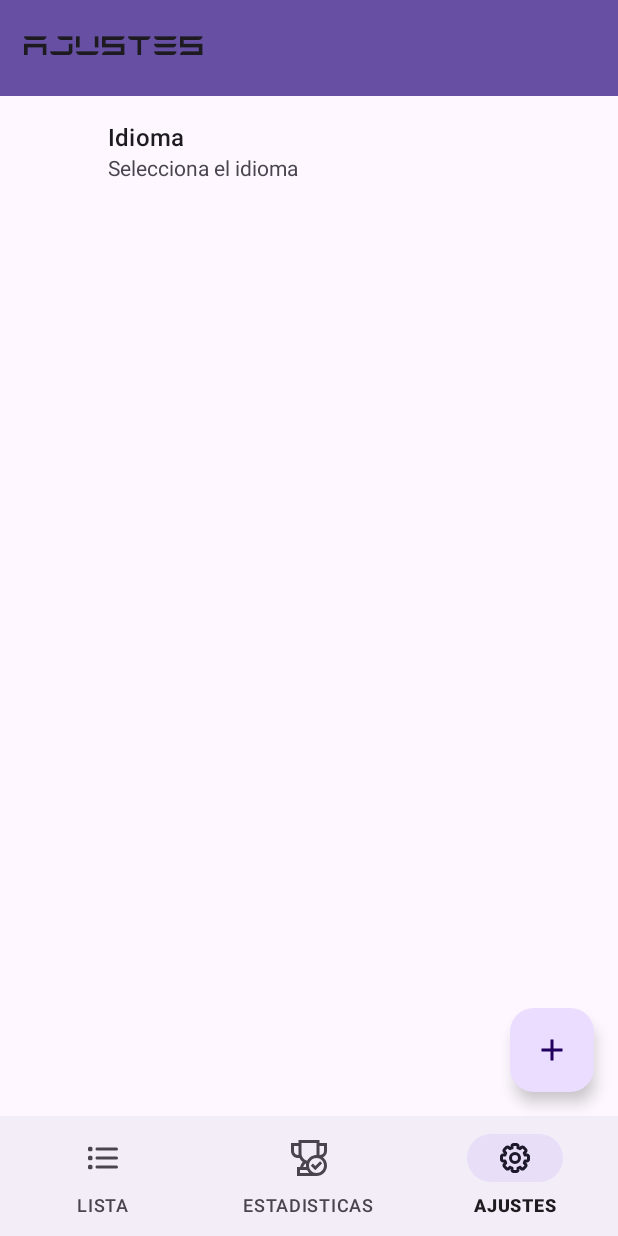
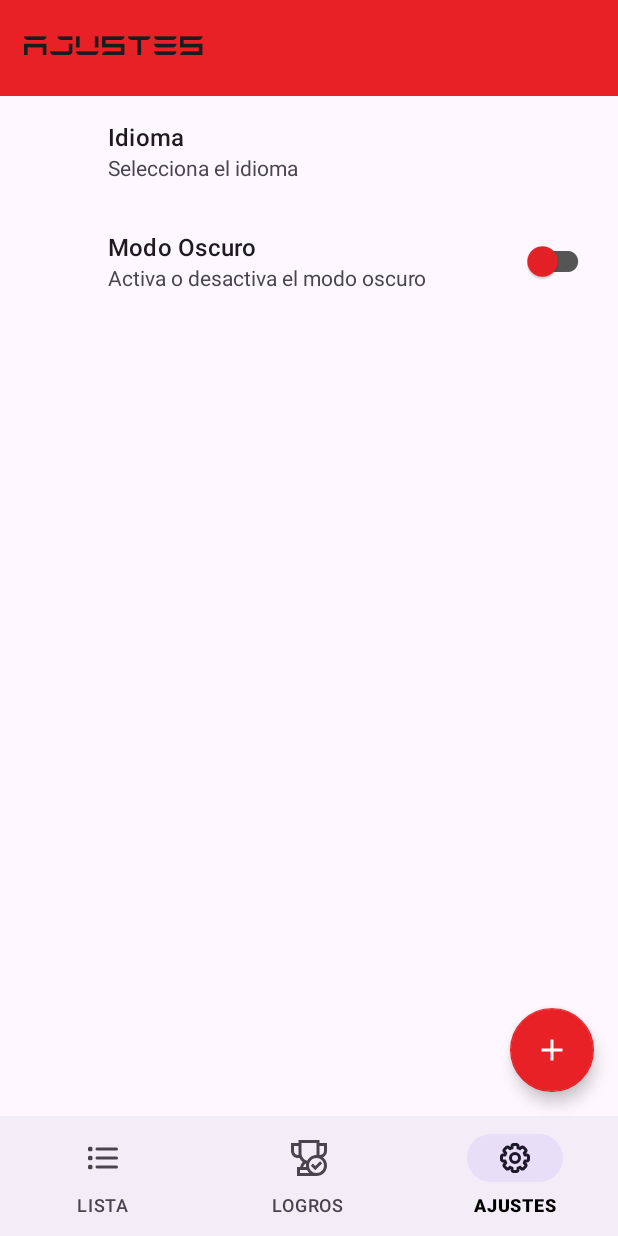
Before and after one commit to dsierra-97/TeslaTracker, an Android app: the SettingsFragment screen opened through its navigation route, on a phone screen of 412 x 824 dp. Run offline under Robolectric (Android 15) with nearby library versions, the phone set to English and light mode, and no system bars; our stand-ins replace Room's generated code, androidx.preference, navigation-ui.

Commit message:
Estilos, temas y modo oscuro

```diff
--- a/app/src/main/java/com/sierrapor/teslatracker/MainActivity.java
+++ b/app/src/main/java/com/sierrapor/teslatracker/MainActivity.java
@@ -8,6 +8,7 @@ import android.os.Bundle;
 
 import androidx.activity.EdgeToEdge;
 import androidx.appcompat.app.AppCompatActivity;
+import androidx.appcompat.app.AppCompatDelegate;
 import androidx.appcompat.widget.Toolbar;
 import androidx.core.graphics.Insets;
 import androidx.core.view.ViewCompat;
@@ -68,6 +69,15 @@ public class MainActivity extends AppCompatActivity {
             FragmentManager fragmentManager = getSupportFragmentManager();
             dialogFragment.show(fragmentManager, "AddTeslaDialog");
         });
+
+        // Leer preferencia de modo oscuro
+        SharedPreferences prefs = PreferenceManager.getDefaultSharedPreferences(this);
+        boolean darkMode = prefs.getBoolean("dark_mode", false);
+        if (darkMode) {
+            AppCompatDelegate.setDefaultNightMode(AppCompatDelegate.MODE_NIGHT_YES);
+        } else {
+            AppCompatDelegate.setDefaultNightMode(AppCompatDelegate.MODE_NIGHT_NO);
+        }
     }
 
     @Override
--- a/app/src/main/res/layout/activity_main.xml
+++ b/app/src/main/res/layout/activity_main.xml
@@ -10,17 +10,17 @@
 
     <androidx.appcompat.widget.Toolbar
         android:id="@+id/toolbar"
+        style="@style/CustomToolbar"
         android:layout_width="match_parent"
         android:layout_height="wrap_content"
-        android:background="?attr/colorPrimary"
+        android:background="@color/colorPrimary"
         android:minHeight="?attr/actionBarSize"
         android:theme="?attr/actionBarTheme"
-        style="@style/CustomToolbar"
-        app:titleTextAppearance="@style/CustomTextAppearance"
         app:layout_constraintEnd_toEndOf="parent"
         app:layout_constraintHorizontal_bias="0.0"
         app:layout_constraintStart_toStartOf="parent"
-        app:layout_constraintTop_toTopOf="parent" />
+        app:layout_constraintTop_toTopOf="parent"
+        app:titleTextAppearance="@style/CustomTextAppearance" />
 
     <androidx.fragment.app.FragmentContainerView
         android:id="@+id/nav_host_fragment"
--- a/app/src/main/res/layout/fragment_form.xml
+++ b/app/src/main/res/layout/fragment_form.xml
@@ -5,9 +5,10 @@
     android:layout_height="match_parent"
     tools:context=".form.FormFragment"
     android:orientation="vertical"
-    android:id="@+id/formFragment">
+    android:id="@+id/formFragment"
+    android:padding="16dp">
 
-    <!-- Campo para la placa del Tesla -->
+    <!-- Campo para la matricula del Tesla -->
     <EditText
         android:id="@+id/edit_text_plate"
         android:layout_width="match_parent"
@@ -42,6 +43,7 @@
             android:layout_height="wrap_content"
             android:hint="@string/country_hint" />
     </LinearLayout>
+
     <Button
         android:id="@+id/button_select_players"
         android:layout_width="wrap_content"
--- a/app/src/main/res/layout/fragment_list.xml
+++ b/app/src/main/res/layout/fragment_list.xml
@@ -4,7 +4,7 @@
     android:id="@+id/listFragment"
     android:layout_width="match_parent"
     android:layout_height="match_parent"
-    android:background="#728C0C"
+    android:background="@color/colorBackground"
     tools:context=".list.ListFragment">
 
     <androidx.recyclerview.widget.RecyclerView
--- a/app/src/main/res/menu/menu_bottom_nav_bar.xml
+++ b/app/src/main/res/menu/menu_bottom_nav_bar.xml
@@ -8,7 +8,7 @@
     <item
         android:id="@+id/achievementsFragment"
         android:icon="@drawable/achievement"
-        android:title="@string/stats" />
+        android:title="@string/achievements" />
     <item
         android:id="@+id/settingsFragment"
         android:icon="@drawable/settings"
--- a/app/src/main/res/navigation/nav_graph.xml
+++ b/app/src/main/res/navigation/nav_graph.xml
@@ -11,7 +11,7 @@
 <fragment
     android:id="@+id/achievementsFragment"
     android:name="com.sierrapor.teslatracker.achievements.AchievementsFragment"
-    android:label="@string/stats" />
+    android:label="@string/achievements" />
 <fragment
     android:id="@+id/settingsFragment"
     android:name="com.sierrapor.teslatracker.settings.SettingsFragment"
--- /dev/null
+++ b/app/src/main/res/values-night/colors.xml
@@ -0,0 +1,11 @@
+<?xml version="1.0" encoding="utf-8"?>
+<resources>
+    <color name="colorPrimary">#E82127</color>
+    <color name="colorBackground">#121212</color>
+    <color name="colorSurface">#1E1E1E</color>
+    <color name="colorOnPrimary">#FFFFFF</color>
+    <color name="colorOnBackground">#FFFFFF</color>
+    <color name="colorOnSurface">#FFFFFF</color>
+    <color name="colorSecondaryText">#BBBBBB</color>
+    <color name="colorDivider">#333333</color>
+</resources>
--- a/app/src/main/res/values-night/themes.xml
+++ b/app/src/main/res/values-night/themes.xml
@@ -1,7 +1,18 @@
 <resources xmlns:tools="http://schemas.android.com/tools">
     <!-- Base application theme. -->
     <style name="Base.Theme.TeslaTracker" parent="Theme.Material3.DayNight.NoActionBar">
-        <!-- Customize your dark theme here. -->
-        <!-- <item name="colorPrimary">@color/my_dark_primary</item> -->
+        <!-- Colores oscuros -->
+        <item name="colorPrimary">@color/colorPrimary</item>
+        <item name="colorSurface">@color/colorSurface</item>
+        <item name="colorOnPrimary">@color/colorOnPrimary</item>
+        <item name="colorOnBackground">@color/colorOnBackground</item>
+        <item name="colorOnSurface">@color/colorOnSurface</item>
+
+        <item name="colorControlActivated">@color/colorPrimary</item>
+        <item name="colorControlNormal">@color/colorOnSurface</item>
+        <item name="colorSwitchThumbNormal">@color/colorSurface</item>
+        <item name="floatingActionButtonStyle">@style/CustomFAB</item>
+
+        <item name="switchStyle">@style/CustomSwitch</item>
     </style>
 </resources>
--- a/app/src/main/res/values/colors.xml
+++ b/app/src/main/res/values/colors.xml
@@ -1,5 +1,11 @@
 <?xml version="1.0" encoding="utf-8"?>
 <resources>
-    <color name="black">#FF000000</color>
-    <color name="white">#FFFFFFFF</color>
+    <color name="colorPrimary">#E82127</color>
+    <color name="colorBackground">#FFFFFF</color>
+    <color name="colorSurface">#F5F5F5</color>
+    <color name="colorOnPrimary">#FFFFFF</color>
+    <color name="colorOnBackground">#000000</color>
+    <color name="colorOnSurface">#000000</color>
+    <color name="colorSecondaryText">#555555</color>
+    <color name="colorDivider">#CCCCCC</color>
 </resources>
--- a/app/src/main/res/values/strings.xml
+++ b/app/src/main/res/values/strings.xml
@@ -18,7 +18,7 @@
 
     <!-- Menú -->
     <string name="list">LISTA</string>
-    <string name="stats">ESTADISTICAS</string>
+    <string name="achievements">LOGROS</string>
     <string name="settings">AJUSTES</string>
     <string name="hello_blank_fragment">Hola fragmento en blanco</string>
 
@@ -37,4 +37,8 @@
     <string name="number_times_seen_hint">Número de veces visto</string>
     <string name="number_times_seen_short_hint">Veces visto</string>
 
+    <!-- Modo Oscuro -->
+    <string name="dark_mode">Modo Oscuro</string>
+    <string name="dark_mode_summary">Activa o desactiva el modo oscuro</string>
+
 </resources>
--- a/app/src/main/res/values/styles.xml
+++ b/app/src/main/res/values/styles.xml
@@ -15,4 +15,14 @@
         <item name="android:fontFamily">@font/tesla_font</item>
     </style>
 
+    <style name="CustomFAB" parent="Widget.MaterialComponents.FloatingActionButton">
+        <item name="backgroundTint">@color/colorPrimary</item>
+        <item name="tint">@color/colorOnPrimary</item>
+    </style>
+
+    <style name="CustomSwitch" parent="Widget.Material3.CompoundButton.Switch">
+        <item name="thumbTint">@color/colorPrimary</item>
+        <item name="trackTint">@color/colorSecondaryText</item>
+    </style>
+
 </resources>
--- a/app/src/main/res/values/themes.xml
+++ b/app/src/main/res/values/themes.xml
@@ -1,8 +1,19 @@
 <resources xmlns:tools="http://schemas.android.com/tools">
     <!-- Base application theme. -->
     <style name="Base.Theme.TeslaTracker" parent="Theme.Material3.DayNight.NoActionBar">
-        <!-- Customize your light theme here. -->
-        <!-- <item name="colorPrimary">@color/my_light_primary</item> -->
+        <!-- Colores claros -->
+        <item name="colorPrimary">@color/colorPrimary</item>
+        <item name="colorSurface">@color/colorSurface</item>
+        <item name="colorOnPrimary">@color/colorOnPrimary</item>
+        <item name="colorOnBackground">@color/colorOnBackground</item>
+        <item name="colorOnSurface">@color/colorOnSurface</item>
+
+        <item name="colorControlActivated">@color/colorPrimary</item>
+        <item name="colorControlNormal">@color/colorOnSurface</item>
+        <item name="colorSwitchThumbNormal">@color/colorSurface</item>
+        <item name="floatingActionButtonStyle">@style/CustomFAB</item>
+
+        <item name="switchStyle">@style/CustomSwitch</item>
     </style>
 
     <style name="Theme.TeslaTracker" parent="Base.Theme.TeslaTracker" />
--- a/app/src/main/res/xml/root_preferences.xml
+++ b/app/src/main/res/xml/root_preferences.xml
@@ -8,4 +8,11 @@
         android:entries="@array/language_entries"
         android:entryValues="@array/language_values"
         android:defaultValue="@string/language_value_es" />
+
+    <!-- Modo Oscuro -->
+    <SwitchPreferenceCompat
+        android:key="dark_mode"
+        android:title="@string/dark_mode"
+        android:summary="@string/dark_mode_summary"
+        android:defaultValue="false" />
 </PreferenceScreen>
```
Also changed, not shown: app/src/main/java/com/sierrapor/teslatracker/settings/SettingsFragment.java (+25 -9 lines), app/src/main/res/layout/fragment_achievements.xml (+3 -6 lines), app/src/main/res/layout/fragment_settings.xml (+1 -8 lines), 1 other file.
